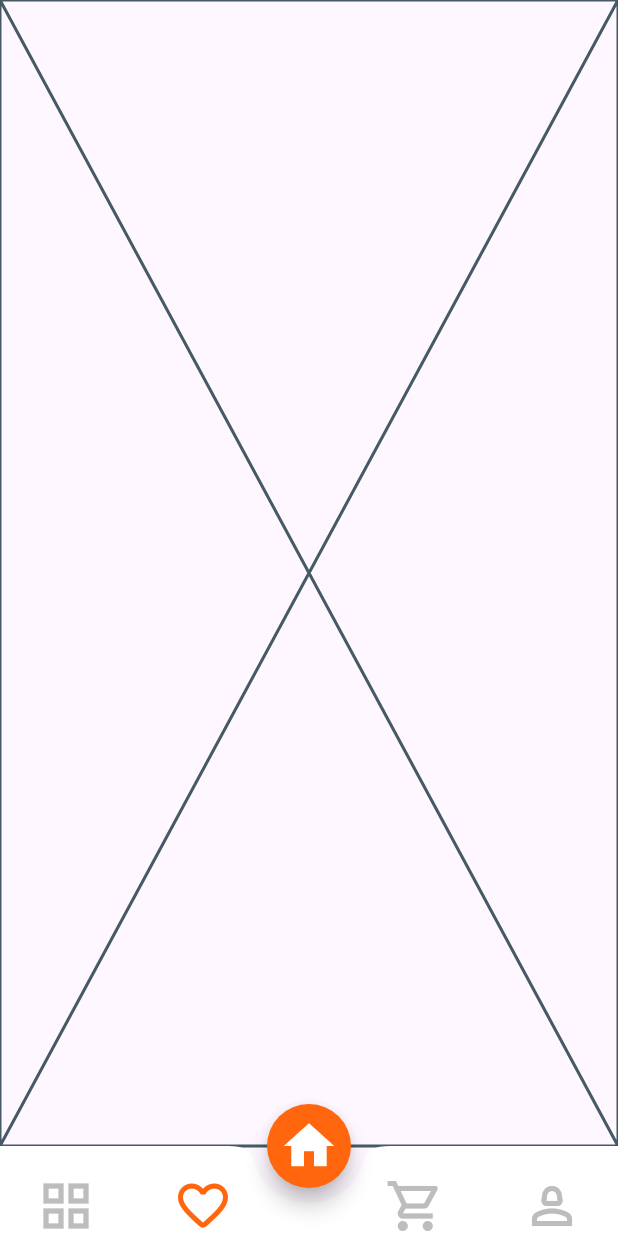
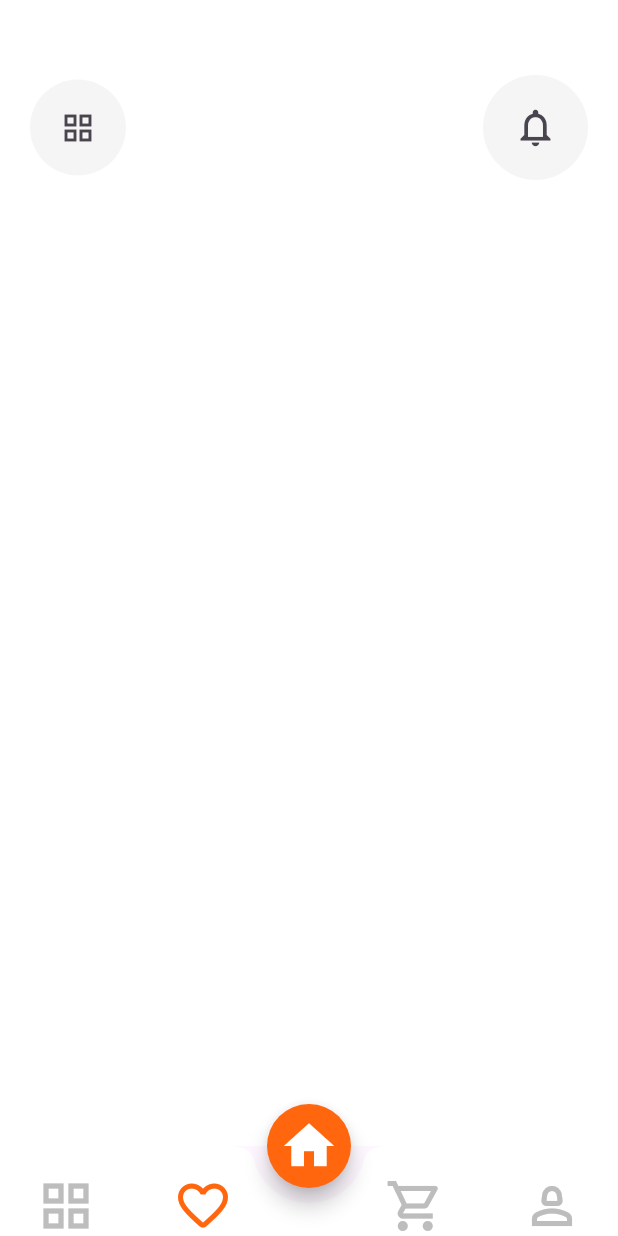
Before and after one commit to saadriia/storeApp, a Flutter app: the screen it shows after launch, on a phone screen of 412 x 824 dp. Run offline on Flutter 3.47's test engine with Material 3 defaults, Android fonts, the phone set to English and light mode, and no system bars.

```diff
--- a/lib/screens/Home/homeScreen.dart
+++ b/lib/screens/Home/homeScreen.dart
@@ -1,10 +1,34 @@
 import 'package:flutter/material.dart';
 
-class HomeScreen extends StatelessWidget {
+import 'widgets/home_App_bar.dart';
+
+class HomeScreen extends StatefulWidget {
   const HomeScreen({super.key});
 
   @override
+  State<HomeScreen> createState() => _HomeScreenState();
+}
+
+class _HomeScreenState extends State<HomeScreen> {
+  @override
   Widget build(BuildContext context) {
-    return const Placeholder();
+    return const Scaffold(
+      backgroundColor: Colors.white,
+      body: SingleChildScrollView(
+        child: Padding(
+          padding:   EdgeInsets.all(20),
+          child: Column(
+crossAxisAlignment: CrossAxisAlignment.start
+,            children: [
+    SizedBox(height:30),
+
+              CustomAppBar(),
+                  SizedBox(height:20),
+
+],
+          ),
+        ),
+      ),
+    );
   }
 }
--- /dev/null
+++ b/lib/screens/Home/widgets/home_App_bar.dart
@@ -0,0 +1,47 @@
+
+import 'package:flutter/material.dart';
+
+import '../../constants.dart';
+
+class CustomAppBar extends StatelessWidget {
+  const CustomAppBar({
+    super.key,
+  });
+
+  @override
+  Widget build(BuildContext context) {
+    return Row(
+     mainAxisAlignment: MainAxisAlignment.spaceBetween,
+      children: [
+        IconButton(
+          style: IconButton.styleFrom(
+            backgroundColor: kcontentColor,
+            padding: const EdgeInsets.all(20),
+          ),
+          onPressed: () {},
+          icon: Icon(Icons.grid_view_outlined),
+        ),
+
+
+    IconButton(
+      style: IconButton.styleFrom(
+        backgroundColor: kcontentColor,
+        padding: const EdgeInsets.all(20),
+      ),
+      onPressed: () {},
+      iconSize: 30,
+      icon: Icon(Icons.notifications_outlined),
+    ),
+    // IconButton(
+    //   style: IconButton.styleFrom(
+    //     backgroundColor: kcontentColor,
+    //     padding: const EdgeInsets.all(20),
+    //   ),
+    //   onPressed: () {},
+    //   icon: Icon(Icons.notifications_outlined),
+    // ),
+
+                ],
+                );
+  }
+}
--- /dev/null
+++ b/lib/screens/Home/widgets/searchBar.dart
@@ -0,0 +1,18 @@
+import 'package:flutter/material.dart';
+
+class MySearchBar extends StatelessWidget {
+  const MySearchBar({super.key});
+
+  @override
+  Widget build(BuildContext context) {
+    return Container(
+      height: 55,
+      width: double.infinity,
+      decoration: BoxDecoration(
+        borderRadius: BorderRadius.circular(3),
+      ),
+      padding:const EdgeInsets.symmetric(horizontal: 25,vertical: 5) ,
+
+    );
+  }
+}
```
